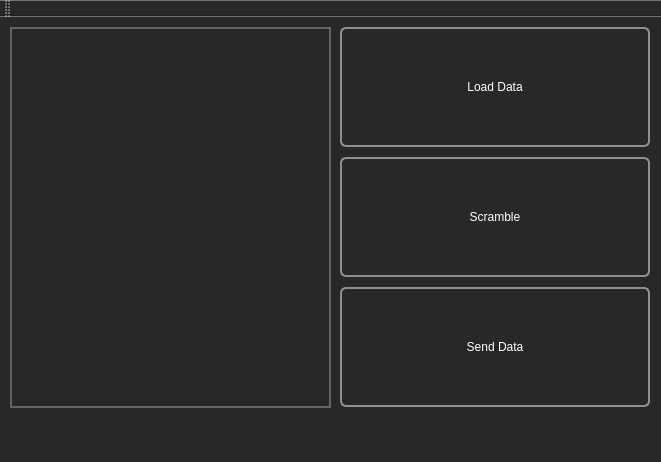
Old version of the form App/mainwindow.ui in the repository Juk3n/Scrambler.
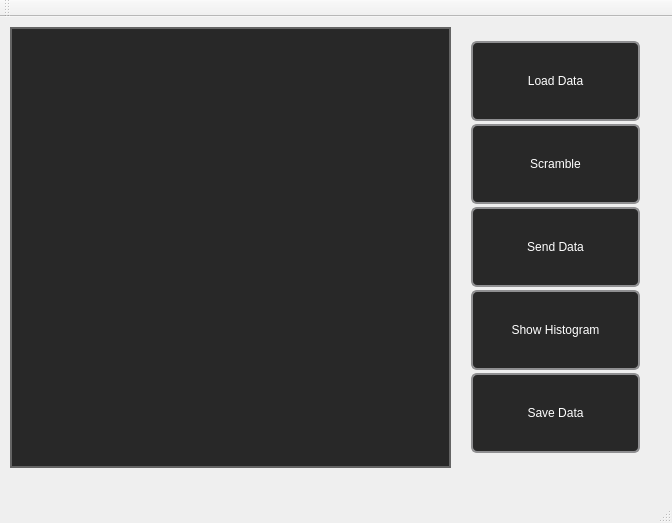
New version of the form.

Commit message: histogram button opens new window

Patch:
```diff
--- a/App/mainwindow.ui
+++ b/App/mainwindow.ui
@@ -6,33 +6,24 @@
    <rect>
     <x>0</x>
     <y>0</y>
-    <width>661</width>
-    <height>462</height>
+    <width>672</width>
+    <height>523</height>
    </rect>
   </property>
   <property name="mouseTracking">
    <bool>false</bool>
   </property>
   <property name="windowTitle">
-   <string>Scrambler</string>
-  </property>
-  <property name="styleSheet">
-   <string notr="true">background-color: rgb(40, 40, 40);
-color: rgb(255, 255, 255);
-</string>
+   <string>MainWindow</string>
   </property>
   <widget class="QWidget" name="centralWidget">
-   <property name="styleSheet">
-    <string notr="true">background-color: rgb(40, 40, 40);
-</string>
-   </property>
    <widget class="QPlainTextEdit" name="plainTextEdit">
     <property name="geometry">
      <rect>
       <x>10</x>
       <y>10</y>
-      <width>321</width>
-      <height>381</height>
+      <width>441</width>
+      <height>441</height>
      </rect>
     </property>
     <property name="styleSheet">
@@ -44,27 +35,33 @@
 
 </string>
     </property>
-    <property name="readOnly">
-     <bool>true</bool>
-    </property>
     <property name="textInteractionFlags">
      <set>Qt::NoTextInteraction</set>
     </property>
    </widget>
-   <widget class="QPushButton" name="LoadDataButton">
+   <widget class="QWidget" name="verticalLayoutWidget">
     <property name="geometry">
      <rect>
-      <x>340</x>
+      <x>460</x>
       <y>10</y>
-      <width>310</width>
-      <height>120</height>
+      <width>191</width>
+      <height>441</height>
      </rect>
     </property>
-    <property name="autoFillBackground">
-     <bool>false</bool>
-    </property>
-    <property name="styleSheet">
-     <string notr="true">QPushButton {
+    <layout class="QVBoxLayout" name="verticalLayout">
+     <property name="spacing">
+      <number>0</number>
+     </property>
+     <item>
+      <widget class="QPushButton" name="LoadDataButton">
+       <property name="minimumSize">
+        <size>
+         <width>84</width>
+         <height>80</height>
+        </size>
+       </property>
+       <property name="styleSheet">
+        <string notr="true">QPushButton {
     border: 2px solid #8f8f91;
     border-radius: 6px;
     background-color: rgb(40, 40, 40);
@@ -86,31 +83,22 @@
 
 
 </string>
-    </property>
-    <property name="text">
-     <string>Load Data</string>
-    </property>
-    <property name="iconSize">
-     <size>
-      <width>20</width>
-      <height>20</height>
-     </size>
-    </property>
-   </widget>
-   <widget class="QPushButton" name="ScrambleButton">
-    <property name="geometry">
-     <rect>
-      <x>340</x>
-      <y>140</y>
-      <width>310</width>
-      <height>120</height>
-     </rect>
-    </property>
-    <property name="autoFillBackground">
-     <bool>false</bool>
-    </property>
-    <property name="styleSheet">
-     <string notr="true">QPushButton {
+       </property>
+       <property name="text">
+        <string>Load Data</string>
+       </property>
+      </widget>
+     </item>
+     <item>
+      <widget class="QPushButton" name="ScrambleButton">
+       <property name="minimumSize">
+        <size>
+         <width>120</width>
+         <height>80</height>
+        </size>
+       </property>
+       <property name="styleSheet">
+        <string notr="true">QPushButton {
     border: 2px solid #8f8f91;
     border-radius: 6px;
     background-color: rgb(40, 40, 40);
@@ -132,31 +120,22 @@
 
 
 </string>
-    </property>
-    <property name="text">
-     <string>Scramble</string>
-    </property>
-    <property name="iconSize">
-     <size>
-      <width>20</width>
-      <height>20</height>
-     </size>
-    </property>
-   </widget>
-   <widget class="QPushButton" name="SendDataButton">
-    <property name="geometry">
-     <rect>
-      <x>340</x>
-      <y>270</y>
-      <width>310</width>
-      <height>120</height>
-     </rect>
-    </property>
-    <property name="autoFillBackground">
-     <bool>false</bool>
-    </property>
-    <property name="styleSheet">
-     <string notr="true">QPushButton {
+       </property>
+       <property name="text">
+        <string>Scramble</string>
+       </property>
+      </widget>
+     </item>
+     <item>
+      <widget class="QPushButton" name="SendDataButton">
+       <property name="minimumSize">
+        <size>
+         <width>120</width>
+         <height>80</height>
+        </size>
+       </property>
+       <property name="styleSheet">
+        <string notr="true">QPushButton {
     border: 2px solid #8f8f91;
     border-radius: 6px;
     background-color: rgb(40, 40, 40);
@@ -178,16 +157,87 @@
 
 
 </string>
-    </property>
-    <property name="text">
-     <string>Send Data</string>
-    </property>
-    <property name="iconSize">
-     <size>
-      <width>20</width>
-      <height>20</height>
-     </size>
-    </property>
+       </property>
+       <property name="text">
+        <string>Send Data</string>
+       </property>
+      </widget>
+     </item>
+     <item>
+      <widget class="QPushButton" name="HistogramButton">
+       <property name="minimumSize">
+        <size>
+         <width>120</width>
+         <height>80</height>
+        </size>
+       </property>
+       <property name="styleSheet">
+        <string notr="true">QPushButton {
+    border: 2px solid #8f8f91;
+    border-radius: 6px;
+    background-color: rgb(40, 40, 40);
+    min-width: 80px;
+	color: rgb(255, 255, 255);
+}
+
+QPushButton:pressed {
+    background-color: rgb(70, 70, 70);
+}
+
+QPushButton:flat {
+    border: none; 
+}
+
+QPushButton:default {
+    border-color: rgb(100, 100, 100); 
+}
+
+
+</string>
+       </property>
+       <property name="text">
+        <string>Show Histogram</string>
+       </property>
+      </widget>
+     </item>
+     <item>
+      <widget class="QPushButton" name="SaveDataButton">
+       <property name="minimumSize">
+        <size>
+         <width>120</width>
+         <height>80</height>
+        </size>
+       </property>
+       <property name="styleSheet">
+        <string notr="true">QPushButton {
+    border: 2px solid #8f8f91;
+    border-radius: 6px;
+    background-color: rgb(40, 40, 40);
+    min-width: 80px;
+	color: rgb(255, 255, 255);
+}
+
+QPushButton:pressed {
+    background-color: rgb(70, 70, 70);
+}
+
+QPushButton:flat {
+    border: none; 
+}
+
+QPushButton:default {
+    border-color: rgb(100, 100, 100); 
+}
+
+
+</string>
+       </property>
+       <property name="text">
+        <string>Save Data</string>
+       </property>
+      </widget>
+     </item>
+    </layout>
    </widget>
   </widget>
   <widget class="QMenuBar" name="menuBar">
@@ -205,10 +255,6 @@
    </property>
   </widget>
   <widget class="QToolBar" name="mainToolBar">
-   <property name="styleSheet">
-    <string notr="true">background-color: rgb(40, 40, 40);
-</string>
-   </property>
    <attribute name="toolBarArea">
     <enum>TopToolBarArea</enum>
    </attribute>
@@ -216,12 +262,7 @@
     <bool>false</bool>
    </attribute>
   </widget>
-  <widget class="QStatusBar" name="statusBar">
-   <property name="styleSheet">
-    <string notr="true">background-color: rgb(40, 40, 40);
-</string>
-   </property>
-  </widget>
+  <widget class="QStatusBar" name="statusBar"/>
  </widget>
  <layoutdefault spacing="6" margin="11"/>
  <resources/>
```
Left out of the diff: 9 changed lines with no effect on the pictures. The commit also changes 10 other files.
